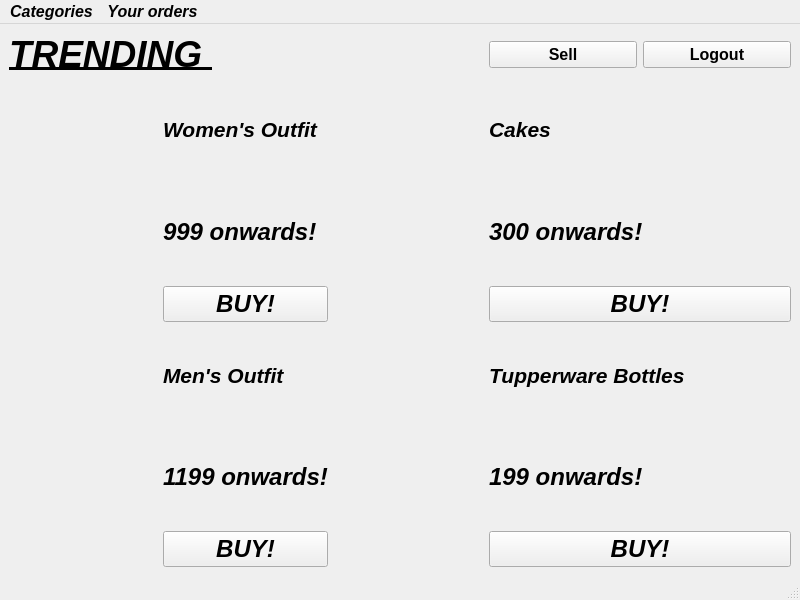
Above: buy_page.ui from anuragrao04/GrowPal before the change. Below: the same form after it.
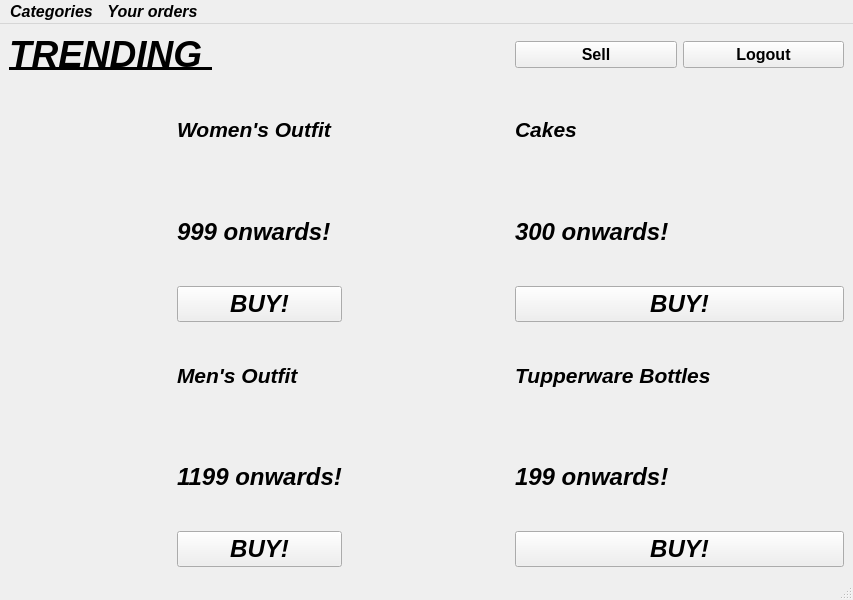
That is the form after the change. Icons and pictures are not drawn.

```diff
--- a/buy_page.ui
+++ b/buy_page.ui
@@ -6,7 +6,7 @@
    <rect>
     <x>0</x>
     <y>0</y>
-    <width>800</width>
+    <width>853</width>
     <height>600</height>
    </rect>
   </property>
@@ -29,6 +29,7 @@
        <font>
         <pointsize>18</pointsize>
         <weight>75</weight>
+        <italic>true</italic>
         <bold>true</bold>
        </font>
       </property>
@@ -46,6 +47,7 @@
        <font>
         <pointsize>18</pointsize>
         <weight>75</weight>
+        <italic>true</italic>
         <bold>true</bold>
        </font>
       </property>
@@ -147,6 +149,7 @@
        <font>
         <pointsize>18</pointsize>
         <weight>75</weight>
+        <italic>true</italic>
         <bold>true</bold>
        </font>
       </property>
@@ -164,6 +167,7 @@
        <font>
         <pointsize>18</pointsize>
         <weight>75</weight>
+        <italic>true</italic>
         <bold>true</bold>
        </font>
       </property>
@@ -231,8 +235,8 @@
     <rect>
      <x>0</x>
      <y>0</y>
-     <width>800</width>
-     <height>21</height>
+     <width>853</width>
+     <height>32</height>
     </rect>
    </property>
    <widget class="QMenu" name="menuCatogories">
```
Left out of the diff: 6 changed lines with no effect on the pictures.
